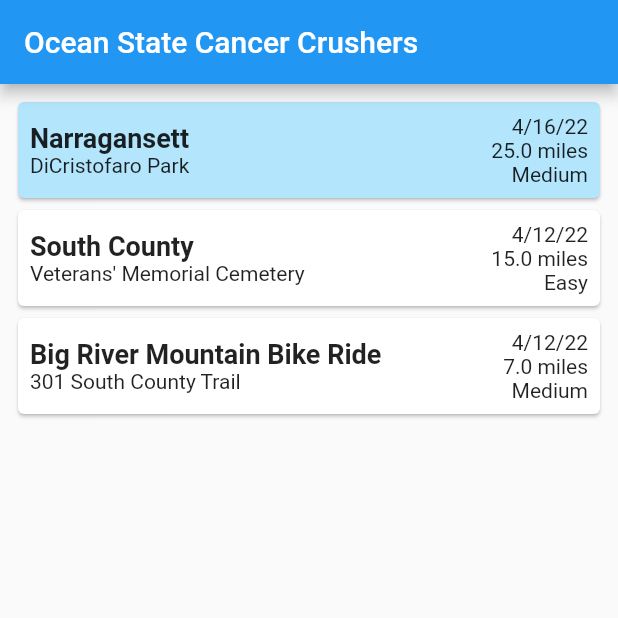
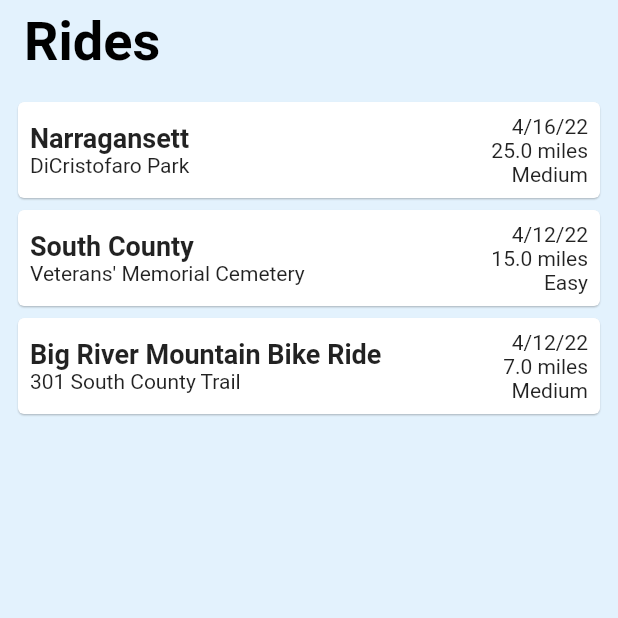
Before and after one commit to dillonfagan/oscc_app, a Flutter app: the screen it shows after launch, on a phone screen of 412 x 824 dp, the top half of it. Run offline on Flutter 3.47's test engine with Material 2 defaults, Android fonts, the light colour scheme and no system bars.

Commit message:
Streamline app theme

```diff
--- a/lib/main.dart
+++ b/lib/main.dart
@@ -25,6 +25,21 @@ class BikeTeamApp extends StatelessWidget {
       title: 'OSCC',
       theme: ThemeData(
         primarySwatch: Colors.blue,
+        scaffoldBackgroundColor: Colors.blue[50],
+        backgroundColor: Colors.white,
+        appBarTheme: AppBarTheme(
+          centerTitle: false,
+          backgroundColor: Colors.blue[50],
+          titleTextStyle: const TextStyle(
+            color: Colors.black,
+            fontSize: 36,
+            fontWeight: FontWeight.bold,
+          ),
+          shadowColor: Colors.transparent,
+        ),
+        cardTheme: const CardTheme(
+          elevation: 0.5,
+        ),
       ),
       home: const ScreenController(),
     );
--- a/lib/screens/schedule/schedule_screen.dart
+++ b/lib/screens/schedule/schedule_screen.dart
@@ -33,7 +33,6 @@ class _ScheduleState extends State<ScheduleScreen> {
                   itemCount: rides.length,
                   itemBuilder: (context, index) {
                     return Card(
-                      color: index == 0 ? Colors.lightBlue[100] : Colors.white,
                       child: Padding(
                         padding: const EdgeInsets.all(8.0),
                         child: Row(
--- a/lib/screens/screen_controller.dart
+++ b/lib/screens/screen_controller.dart
@@ -20,7 +20,7 @@ class _ScreenState extends State<ScreenController> {
   Widget build(BuildContext context) {
     return Scaffold(
       appBar: AppBar(
-        title: const Text("Ocean State Cancer Crushers"),
+        title: const Text("Rides"),
       ),
       body: Padding(
         padding: const EdgeInsets.all(8.0),
```
